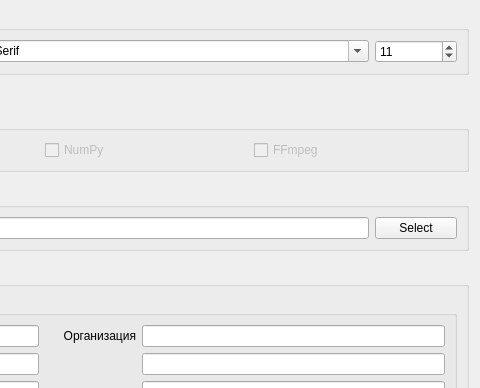
Before: the Qt Designer form repo/ui/pref_other.ui in GS90/addFC, drawn with Qt 5; both pictures show x 397 to 877 and y 0 to 388 of the 877 by 771 pixel window.
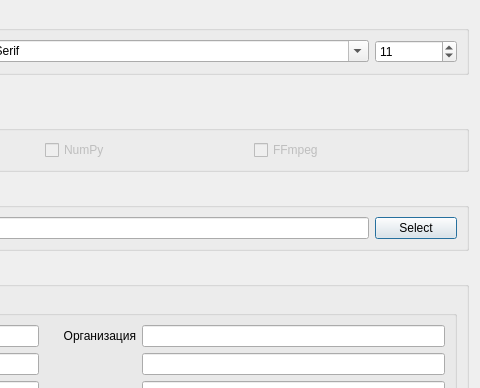
After: the same form once the commit is applied.

What changed in the file:
```diff
--- a/repo/ui/pref_other.ui
+++ b/repo/ui/pref_other.ui
@@ -2,7 +2,7 @@
 <ui version="4.0">
  <author>Golodnikov Sergey</author>
  <class>Form</class>
- <widget class="QWidget" name="Form">
+ <widget class="QDialog" name="Form">
   <property name="geometry">
    <rect>
     <x>0</x>
```
